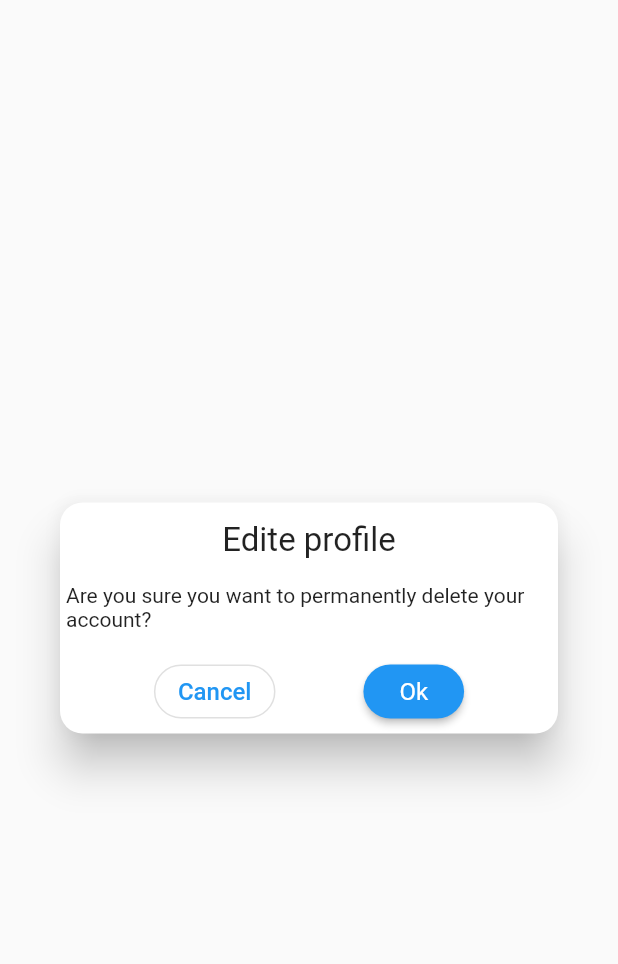
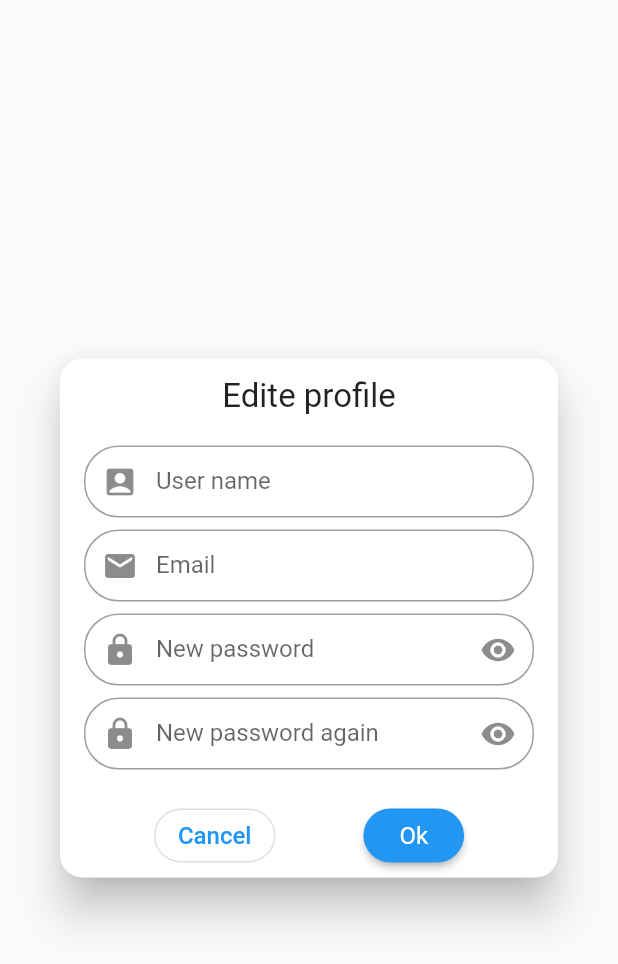
Before and after one commit to Barrow099/BME_SzGSec_Hazi, a Flutter app: the EditProfileDialog widget shown alone on an empty page, opened directly, on a phone screen of 412 x 824 dp. Shown: the top 964 px of the screen. Run offline on Flutter 3.47's test engine with Material 2 defaults, Android fonts, the phone set to English and light mode, and no system bars; our stand-ins replace auto_size_text, badges, cached_network_image, dio, equatable, file_picker and 8 more; missing offline and left inert: animated_size_and_fade, jwt_decode, oauth2; generated files the repository leaves out were written again; network calls fail.

Commit message:
Edit profile, and promote user.

```diff
--- a/webshop_client/lib/pages/home_page/profile_page/edit_profile_dialog.dart
+++ b/webshop_client/lib/pages/home_page/profile_page/edit_profile_dialog.dart
@@ -3,6 +3,9 @@ import 'package:flutter_riverpod/flutter_riverpod.dart';
 import 'package:webshop_client/provider_objects.dart';
 import 'package:webshop_client/widgets/dialogs/base_dialog_implementation.dart';
 import 'package:webshop_client/widgets/dialogs/loadable_dialog_mixin.dart';
+
+import '../../../model/input_validators/sign_up_validator.dart';
+import '../../../widgets/text_fields/login_text_form_field.dart';
 
 
 class EditProfileDialog extends ConsumerStatefulWidget {
@@ -13,21 +16,94 @@ class EditProfileDialog extends ConsumerStatefulWidget {
 }
 
 class EditProfileDialogState extends ConsumerState<EditProfileDialog> with LoadableDialogMixin{
+  final _formKey = GlobalKey<FormState>();
+  final TextEditingController emailController = TextEditingController();
+  final TextEditingController userNameController = TextEditingController();
+  final TextEditingController passwordController = TextEditingController();
+  final TextEditingController confirmPasswordController = TextEditingController();
+  late SignupValidator signupValidator;
+
+  @override
+  void initState() {
+    super.initState();
+    signupValidator = SignupValidator(passwordController, confirmPasswordController);
+  }
+
   @override
   Widget build(BuildContext context) {
     return BaseDialogImplementation(
-      title: "Edite profile",
-      onAcceptFunction: deleteAccount,
-      body: Column(
-        crossAxisAlignment: CrossAxisAlignment.stretch,
-        children: const [
-          Text("Are you sure you want to permanently delete your account?")
-        ],
-      ),
+        title: "Edite profile",
+        onAcceptFunction: validateAndEditProfile,
+        body: Padding(
+          padding: const EdgeInsets.symmetric(horizontal: 8.0),
+          child: Form(
+            key: _formKey,
+            child: Column(
+              crossAxisAlignment: CrossAxisAlignment.stretch,
+              children: [
+                Padding(
+                  padding: const EdgeInsets.symmetric(horizontal: 4, vertical: 4),
+                  child: LoginTextFormField(
+                    controller: userNameController,
+                    autofillHints: const [AutofillHints.username],
+                    validator: signupValidator.validateUserName,
+                    labelText: "User name",
+                    hintText: "Enter your user name",
+                    icon: Icons.account_box,
+                  ),
+                ),
+                Padding(
+                  padding: const EdgeInsets.symmetric(horizontal: 4, vertical: 4),
+                  child: LoginTextFormField(
+                    controller: emailController,
+                    autofillHints: const [AutofillHints.email],
+                    validator: signupValidator.validateEmailAddress,
+                    labelText: "Email",
+                    hintText: "Enter your email address",
+                    icon: Icons.email,
+                  ),
+                ),
+                Padding(
+                  padding: const EdgeInsets.symmetric(horizontal: 4, vertical: 4),
+                  child: LoginTextFormField(
+                    controller: passwordController,
+                    obscureText: true,
+                    autofillHints: const [AutofillHints.newPassword],
+                    validator: signupValidator.validatePassword,
+                    labelText: "New password",
+                    hintText: "Enter your new password",
+                    icon: Icons.lock_rounded,
+                    textInputAction: TextInputAction.done,
+                  ),
+                ),
+                Padding(
+                  padding: const EdgeInsets.symmetric(horizontal: 4, vertical: 4),
+                  child: LoginTextFormField(
+                    controller: confirmPasswordController,
+                    obscureText: true,
+                    autofillHints: const [AutofillHints.newPassword],
+                    validator: signupValidator.validateConfirmPassword,
+                    labelText: "New password again",
+                    hintText: "Enter your new password again",
+                    icon: Icons.lock_rounded,
+                    textInputAction: TextInputAction.done,
+                  ),
+                ),
+              ],
+            ),
+          ),
+        )
     );
   }
 
-  deleteAccount() async {
-    ref.read(authStateNotifier.notifier).deleteAccount();
+  validateAndEditProfile() async {
+    if(_formKey.currentState!.validate()) {
+      final email = emailController.text;
+      final userName = userNameController.text;
+      final pwd = passwordController.text;
+      ref.read(authStateNotifier.notifier).editeProfile(
+        email, userName, pwd,
+      );
+    }
   }
 }
--- a/webshop_client/lib/pages/home_page/profile_page/kick_user_item.dart
+++ b/webshop_client/lib/pages/home_page/profile_page/kick_user_item.dart
@@ -28,6 +28,10 @@ class _KickUserItemState extends ConsumerState<KickUserItem> {
             mainAxisSize: MainAxisSize.min,
             children: [
               RoundIconButton(
+                icon: Icons.admin_panel_settings,
+                onPressed: () {promoteUser(widget.user.userId);},
+              ),
+              RoundIconButton(
                 icon: Icons.delete,
                 onPressed: () {deleteUser(widget.user.userId);},
               ),
@@ -44,4 +48,12 @@ class _KickUserItemState extends ConsumerState<KickUserItem> {
       });
     });
   }
+
+  promoteUser(String id) {
+    setState(() {
+      ref.read(userListModelNotifier.notifier).promoteUser(id).catchError((error){
+        showErrorSnackbar(context, "Couldn't promote user");
+      });
+    });
+  }
 }
--- a/webshop_client/lib/pages/home_page/profile_page/kick_users_dialog.dart
+++ b/webshop_client/lib/pages/home_page/profile_page/kick_users_dialog.dart
@@ -19,7 +19,7 @@ class _KickUsersDialogState extends ConsumerState<KickUsersDialog> {
     final _users = ref.watch(userListModelNotifier);
 
     return BaseDialogImplementation(
-        title: "Kick users",
+        title: "Manage users",
         onAcceptFunction: () { Navigator.of(context).pop(); },
         body: _users.when(
             data: (UserListModel users) {
--- a/webshop_client/lib/providers/auth_state_notifier.dart
+++ b/webshop_client/lib/providers/auth_state_notifier.dart
@@ -42,4 +42,10 @@ class AuthStateNotifier extends StateNotifier<AsyncValue<AuthState>> {
       return authRepository.deleteAccount();
     });
   }
+
+  editeProfile(String email, String userName, String password) async {
+    state = const AsyncLoading();
+    return authRepository.editeProfile(email, userName, password);
+  }
+
 }
--- a/webshop_client/lib/providers/user_list_notifier.dart
+++ b/webshop_client/lib/providers/user_list_notifier.dart
@@ -19,5 +19,9 @@ class UserListNotifier extends StateNotifier<AsyncValue<UserListModel>> {
     await refresh();
   }
 
+  Future promoteUser(String userId) async {
+    await userListRepository.promoteUser(userId);
+    await refresh();
+  }
 
 }
--- a/webshop_client/lib/repository/auth_repository.dart
+++ b/webshop_client/lib/repository/auth_repository.dart
@@ -47,4 +47,12 @@ class AuthRepository {
     return AuthState.loggedOut;
   }
 
+  Future<void> editeProfile(String email, String userName, String password) async {
+    if(userModel == null) {
+      return Future.error("Invalid user model state: is null, but shouldn't");
+    }
+
+    appRestApi.modifyUserData(userName, email, password);
+  }
+
 }
--- a/webshop_client/lib/repository/user_list_repository.dart
+++ b/webshop_client/lib/repository/user_list_repository.dart
@@ -17,4 +17,8 @@ class UserListRepository {
   Future<void> deleteUser(String userId) async {
     await appRestApi.deleteAnotherUser(userId);
   }
+
+  Future<void> promoteUser(String userId) async {
+    await appRestApi.promoteUser(userId);
+  }
 }
```
Also changed, not shown: webshop_client/lib/api/api.dart (+10 -1 lines), webshop_client/lib/model/input_validators/login_validator.dart (+1 -6 lines), webshop_client/lib/model/input_validators/sign_up_validator.dart (+6 -15 lines), webshop_client/lib/pages/home_page/profile_page/profile_page.dart (+17 -15 lines).
